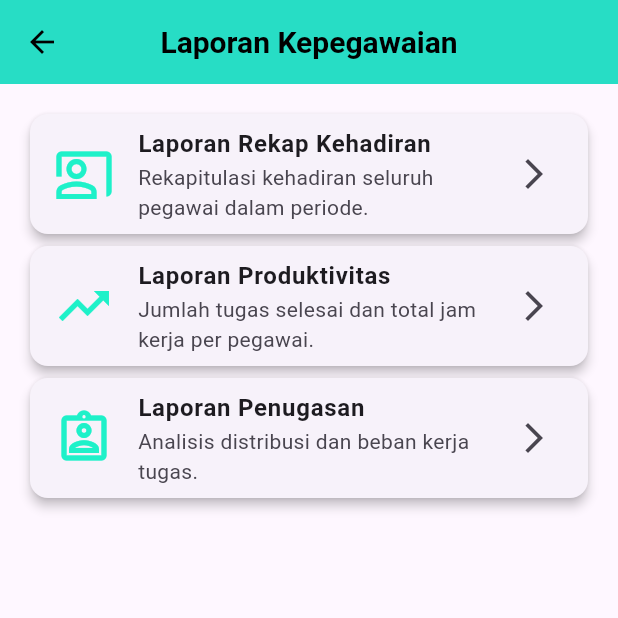
After one commit to Alex16oz/aplikasiflutter1, a Flutter app: the EmployeeReportsPage screen opened directly, on a phone screen of 412 x 824 dp, the top half of it. The commit adds this screen. Run offline on Flutter 3.47's test engine with Material 3 defaults, Android fonts, the phone set to English and light mode, and no system bars; our stand-ins replace image_picker, supabase_flutter; accounts and stored records are empty; network calls fail.

Commit message:
vb15 laporan pegawai

```diff
--- /dev/null
+++ b/lib/pages/employee_reports_page.dart
@@ -0,0 +1,68 @@
+// lib/pages/employee_reports_page.dart
+import 'package:flutter/material.dart';
+import 'package:testflut1/pages/assignment_report_page.dart';
+import 'package:testflut1/pages/attendance_recap_report_page.dart';
+import 'package:testflut1/pages/productivity_report_page.dart';
+
+class EmployeeReportsPage extends StatelessWidget {
+  const EmployeeReportsPage({super.key});
+
+  @override
+  Widget build(BuildContext context) {
+    return Scaffold(
+      appBar: AppBar(
+        title: const Text('Laporan Kepegawaian'),
+      ),
+      body: ListView(
+        padding: const EdgeInsets.all(16.0),
+        children: [
+          _buildReportCard(
+            context,
+            title: 'Laporan Rekap Kehadiran',
+            subtitle: 'Rekapitulasi kehadiran seluruh pegawai dalam periode.',
+            icon: Icons.co_present_outlined,
+            onTap: () {
+              Navigator.push(context, MaterialPageRoute(builder: (context) => const AttendanceRecapReportPage()));
+            },
+          ),
+          _buildReportCard(
+            context,
+            title: 'Laporan Produktivitas',
+            subtitle: 'Jumlah tugas selesai dan total jam kerja per pegawai.',
+            icon: Icons.trending_up_outlined,
+            onTap: () {
+              Navigator.push(context, MaterialPageRoute(builder: (context) => const ProductivityReportPage()));
+            },
+          ),
+          _buildReportCard(
+            context,
+            title: 'Laporan Penugasan',
+            subtitle: 'Analisis distribusi dan beban kerja tugas.',
+            icon: Icons.assignment_ind_outlined,
+            onTap: () {
+              Navigator.push(context, MaterialPageRoute(builder: (context) => const AssignmentReportPage()));
+            },
+          ),
+        ],
+      ),
+    );
+  }
+
+  Widget _buildReportCard(BuildContext context, {
+    required String title,
+    required String subtitle,
+    required IconData icon,
+    required VoidCallback onTap,
+  }) {
+    return Card(
+      elevation: 3,
+      child: ListTile(
+        leading: Icon(icon, size: 40, color: Theme.of(context).primaryColor),
+        title: Text(title, style: const TextStyle(fontWeight: FontWeight.bold)),
+        subtitle: Text(subtitle),
+        trailing: const Icon(Icons.arrow_forward_ios),
+        onTap: onTap,
+      ),
+    );
+  }
+}
```
Also changed, not shown: lib/pages/assignment_report_page.dart (added, +119 -0 lines), lib/pages/attendance_recap_report_page.dart (added, +135 -0 lines), lib/pages/productivity_report_page.dart (added, +133 -0 lines), lib/pages/reports_hub_page.dart (+19 -1 lines).
